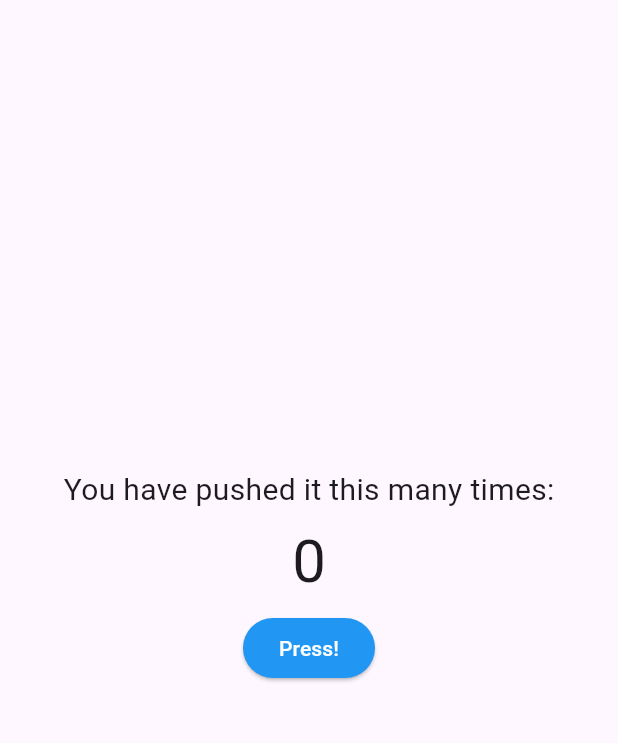
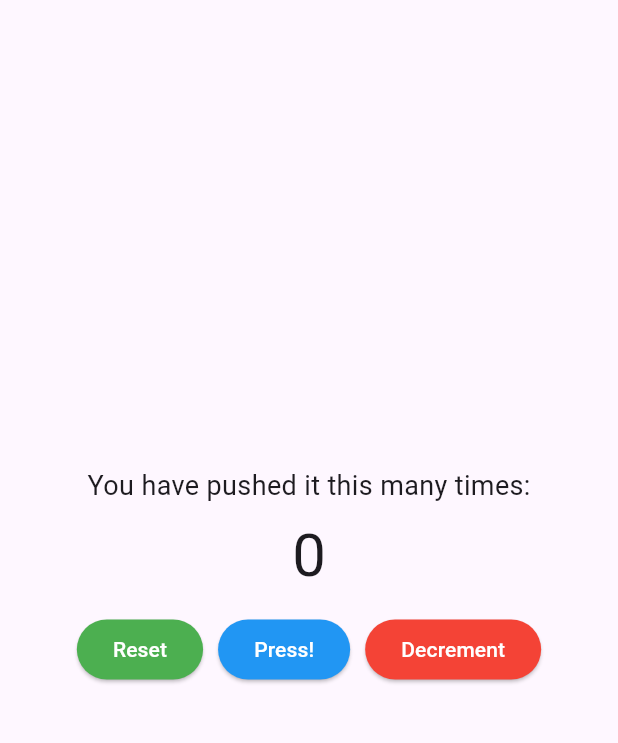
Before and after one commit to omr-ql/Counter_app, a Flutter app: the screen it shows after launch, on a phone screen of 412 x 824 dp, the part 84-827 px from its top. Run offline on Flutter 3.47's test engine with Material 3 defaults, Android fonts, the phone set to English and light mode, and no system bars.

Commit message:
Update counter.dart
add reset and decrement buttons to my app

```diff
--- a/lib/pages/counter.dart
+++ b/lib/pages/counter.dart
@@ -18,6 +18,23 @@ class _CounterState extends State<Counter> {
     });
   }
 
+  // function to reset the counter
+  void _resetCounter() {
+    setState(() {
+      _counter = 0;
+    });
+  }
+
+  // function to decrement the counter
+
+  void _decrementCounter () {
+    setState(() {
+      _counter -- ;
+    });
+    if (_counter < 0) {
+      _counter = 0 ;
+    }
+  }
   // UI (User Interface):
   @override
   Widget build(BuildContext context) {
@@ -38,14 +55,28 @@ class _CounterState extends State<Counter> {
             children: <Widget>[
               const Text(
                 'You have pushed it this many times:',
-                style: TextStyle(fontSize: 20),
+                style: TextStyle(fontSize: 18),
               ),
               const SizedBox(height: 5), // Add space between text and counter
               Text(
                 _counter.toString(),
                 style: TextStyle(fontSize: 40), // Make the counter bold
               ),
-              const SizedBox(height: 5), // Add space between counter and button
+              const SizedBox(height: 10), // Add space between counter and buttons
+              Row(
+                mainAxisAlignment: MainAxisAlignment.center,
+                children: [
+                  ElevatedButton(
+                    onPressed: _resetCounter,
+                    style: ElevatedButton.styleFrom(
+                      backgroundColor: Colors.green, // Set the button color to red
+                    ),
+                    child: const Text(
+                      'Reset',
+                      style: TextStyle(color: Colors.white),
+                    ),
+                  ),
+                  const SizedBox(width: 10),
                   ElevatedButton(
                     onPressed: _incrementCounter,
                     style: ElevatedButton.styleFrom(
@@ -56,6 +87,19 @@ class _CounterState extends State<Counter> {
                       style: TextStyle(color: Colors.white),
                     ),
                   ),
+                  const SizedBox(width: 10),
+                  ElevatedButton(
+                    onPressed: _decrementCounter,
+                    style: ElevatedButton.styleFrom(
+                      backgroundColor: Colors.red, // Set the button color to red
+                    ),
+                    child: const Text(
+                      'Decrement',
+                      style: TextStyle(color: Colors.white),
+                    ),
+                  ),
+                ],
+              ),
             ],
           ),
         ),
```
Lines whose indentation alone changed are shown as unchanged.
